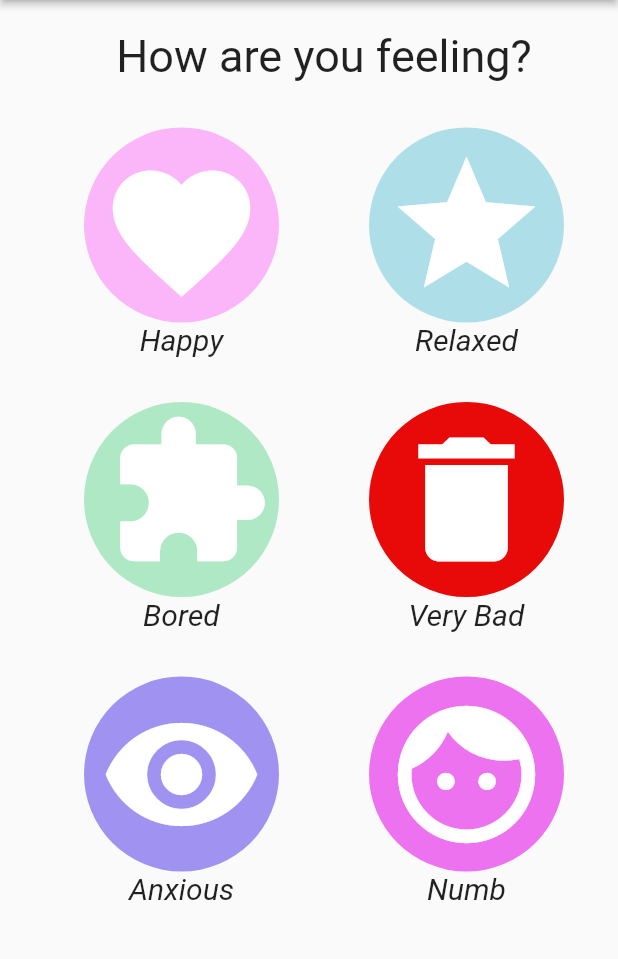
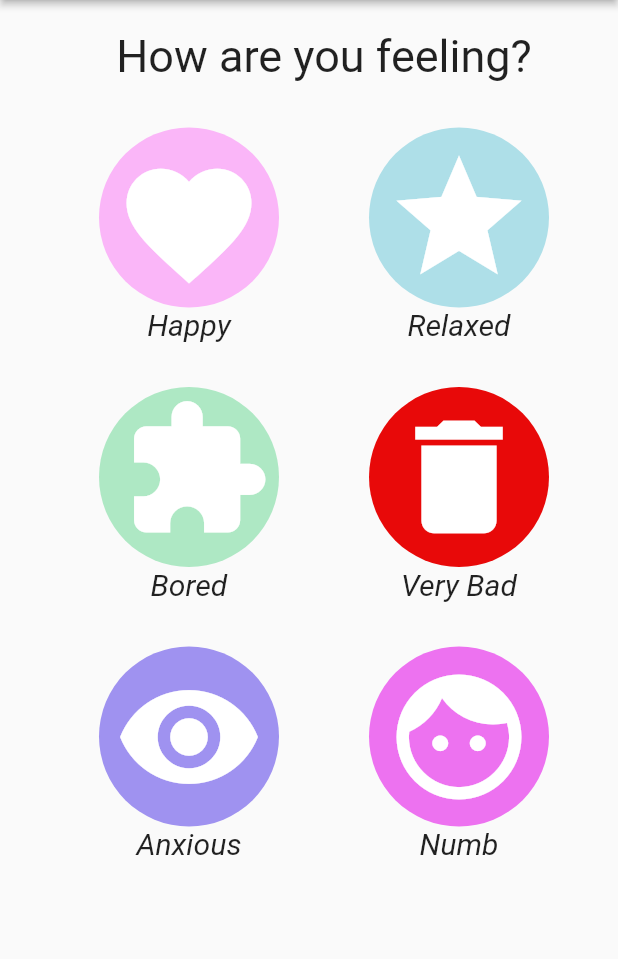
Before and after one commit to rb2750/Healphie, a Flutter app: the screen it shows after launch, on a phone screen of 412 x 824 dp, the part 84-1043 px from its top. Run offline on Flutter 3.47's test engine with Material 2 defaults, Android fonts, the phone set to English and light mode, and no system bars; our stand-ins replace charts_flutter, flutter_local_notifications, shared_preferences.

Commit message:
Finished. Hourly notifications, proper data in graphs. Better main page alignments.

```diff
--- /dev/null
+++ b/lib/emotioncolors.dart
@@ -0,0 +1,8 @@
+class EmotionColors {
+  static int happyColor = 0xFFFAB6F8;
+  static int relaxedColor = 0xFFAEDFE8;
+  static int boredColor = 0xFFAEE8C4;
+  static int veryBadColor = 0xFFE80909;
+  static int anxiousColor = 0xFF9F92F0;
+  static int numbColor = 0xFFED72F0;
+}
--- a/lib/main.dart
+++ b/lib/main.dart
@@ -4,8 +4,11 @@ import 'package:flutter/rendering.dart';
 import 'package:flutter/widgets.dart';
 import 'package:intl/intl.dart';
 import 'package:shared_preferences/shared_preferences.dart';
+import 'dart:async';
+import 'package:flutter_local_notifications/flutter_local_notifications.dart';
 
 import 'charts.dart';
+import 'emotioncolors.dart';
 
 void main() => runApp(MyApp());
 
@@ -29,13 +32,47 @@ class MyHomePage extends StatefulWidget {
 }
 
 class _MyHomePageState extends State<MyHomePage> {
+  FlutterLocalNotificationsPlugin flutterLocalNotificationsPlugin;
+
   String selected;
-
   Widget body;
 
   _MyHomePageState() {
     body = LogHealthFragment(this);
+    flutterLocalNotificationsPlugin = new FlutterLocalNotificationsPlugin();
+
+    scheduleNotifications();
   }
+
+//  @override
+//  initState() {
+//    super.initState();
+//    flutterLocalNotificationsPlugin = new FlutterLocalNotificationsPlugin();
+//
+//    scheduleNotifications();
+//  }
+
+  void scheduleNotifications() async {
+    var initializationSettingsAndroid = new AndroidInitializationSettings("@mipmap/ic_launcher");
+    var initializationSettingsIOS = new IOSInitializationSettings();
+    var androidPlatformChannelSpecifics = new AndroidNotificationDetails('sophie', 'SophieChannel', 'Sophie');
+    var iOSPlatformChannelSpecifics = new IOSNotificationDetails();
+    var platformChannelSpecifics = new NotificationDetails(androidPlatformChannelSpecifics, iOSPlatformChannelSpecifics);
+    flutterLocalNotificationsPlugin.initialize(new InitializationSettings(initializationSettingsAndroid, initializationSettingsIOS) /*, onSelectNotification: onSelectNotification*/);
+    await flutterLocalNotificationsPlugin.periodicallyShow(0, 'Healphie', 'How are you feeling?', RepeatInterval.Hourly, platformChannelSpecifics, payload: 'none');
+  }
+
+//  Future onSelectNotification(String payload) async {
+//    showDialog(
+//      context: context,
+//      builder: (_) {
+//        return new AlertDialog(
+//          title: Text("PayLoad"),
+//          content: Text("Payload : $payload"),
+//        );
+//      },
+//    );
+//  }
 
   @override
   Widget build(BuildContext context) {
@@ -127,12 +164,6 @@ class _MyHomePageState extends State<MyHomePage> {
 }
 
 class LogHealthFragment extends StatelessWidget {
-  int happyColor = 0xFFFAB6F8;
-  int relaxedColor = 0xFFAEDFE8;
-  int boredColor = 0xFFAEE8C4;
-  int veryBadColor = 0xFFE80909;
-  int anxiousColor = 0xFF9F92F0;
-  int numbColor = 0xFFED72F0;
   final _MyHomePageState pageState;
 
   LogHealthFragment(this.pageState);
@@ -148,15 +179,16 @@ class LogHealthFragment extends StatelessWidget {
                 padding: EdgeInsets.fromLTRB(10, 30, 10, 20),
                 child: Wrap(
                   spacing: 60, runSpacing: 30,
+//                crossAxisAlignment: WrapCrossAlignment.stretch,
 //                  mainAxisAlignment: MainAxisAlignment.spaceEvenly,
                   children: <Widget>[
                     Column(
                       children: <Widget>[
                         new Container(
-                            width: 130,
-                            height: 130,
+                            width: 120,
+                            height: 120,
                             decoration: new BoxDecoration(
-                              color: Color(happyColor),
+                              color: Color(EmotionColors.happyColor),
                               shape: BoxShape.circle,
                             ),
                             child: IconButton(
@@ -164,11 +196,11 @@ class LogHealthFragment extends StatelessWidget {
                                 Icons.favorite,
                                 color: Colors.white,
                               ),
-                              iconSize: 110,
+                              iconSize: 100,
                               padding: EdgeInsets.only(top: 10),
                               onPressed: () async {
                                 final prefs = await SharedPreferences.getInstance();
-                                prefs.setInt(new DateFormat("dd-MM-yyyy hh:mm:ss").format(DateTime.now()), happyColor);
+                                prefs.setInt(new DateFormat("dd-MM-yyyy hh:mm:ss").format(DateTime.now()), EmotionColors.happyColor);
                                 pageState.showCharts();
                               },
                             )),
@@ -181,10 +213,10 @@ class LogHealthFragment extends StatelessWidget {
                     Column(
                       children: <Widget>[
                         new Container(
-                            width: 130,
-                            height: 130,
+                            width: 120,
+                            height: 120,
                             decoration: new BoxDecoration(
-                              color: Color(relaxedColor),
+                              color: Color(EmotionColors.relaxedColor),
                               shape: BoxShape.circle,
                             ),
                             child: IconButton(
@@ -193,10 +225,10 @@ class LogHealthFragment extends StatelessWidget {
                                 color: Colors.white,
                               ),
                               padding: EdgeInsets.zero,
-                              iconSize: 110,
+                              iconSize: 100,
                               onPressed: () async {
                                 final prefs = await SharedPreferences.getInstance();
-                                prefs.setInt(new DateFormat("dd-MM-yyyy hh:mm:ss").format(DateTime.now()), relaxedColor);
+                                prefs.setInt(new DateFormat("dd-MM-yyyy hh:mm:ss").format(DateTime.now()), EmotionColors.relaxedColor);
                                 pageState.showCharts();
                               },
                             )),
@@ -209,10 +241,10 @@ class LogHealthFragment extends StatelessWidget {
                     Column(
                       children: <Widget>[
                         new Container(
-                            width: 130,
-                            height: 130,
+                            width: 120,
+                            height: 120,
                             decoration: new BoxDecoration(
-                              color: Color(boredColor),
+                              color: Color(EmotionColors.boredColor),
                               shape: BoxShape.circle,
                             ),
                             child: IconButton(
@@ -221,10 +253,10 @@ class LogHealthFragment extends StatelessWidget {
                                 color: Colors.white,
                               ),
                               padding: EdgeInsets.only(left: 10, bottom: 10),
-                              iconSize: 110,
+                              iconSize: 100,
                               onPressed: () async {
                                 final prefs = await SharedPreferences.getInstance();
-                                prefs.setInt(new DateFormat("dd-MM-yyyy hh:mm:ss").format(DateTime.now()), boredColor);
+                                prefs.setInt(new DateFormat("dd-MM-yyyy hh:mm:ss").format(DateTime.now()), EmotionColors.boredColor);
                                 pageState.showCharts();
                               },
                             )),
@@ -237,10 +269,10 @@ class LogHealthFragment extends StatelessWidget {
                     Column(
                       children: <Widget>[
                         new Container(
-                            width: 130,
-                            height: 130,
+                            width: 120,
+                            height: 120,
                             decoration: new BoxDecoration(
-                              color: Color(veryBadColor),
+                              color: Color(EmotionColors.veryBadColor),
                               shape: BoxShape.circle,
                             ),
                             child: IconButton(
@@ -249,10 +281,10 @@ class LogHealthFragment extends StatelessWidget {
                                 color: Colors.white,
                               ),
                               padding: EdgeInsets.zero,
-                              iconSize: 110,
+                              iconSize: 100,
                               onPressed: () async {
                                 final prefs = await SharedPreferences.getInstance();
-                                prefs.setInt(new DateFormat("dd-MM-yyyy hh:mm:ss").format(DateTime.now()), veryBadColor);
+                                prefs.setInt(new DateFormat("dd-MM-yyyy hh:mm:ss").format(DateTime.now()), EmotionColors.veryBadColor);
                                 pageState.showCharts();
                               },
                             )),
@@ -265,10 +297,10 @@ class LogHealthFragment extends StatelessWidget {
                     Column(
                       children: <Widget>[
                         new Container(
-                            width: 130,
-                            height: 130,
+                            width: 120,
+                            height: 120,
                             decoration: new BoxDecoration(
-                              color: Color(anxiousColor),
+                              color: Color(EmotionColors.anxiousColor),
                               shape: BoxShape.circle,
                             ),
                             child: IconButton(
@@ -277,10 +309,10 @@ class LogHealthFragment extends StatelessWidget {
                                 color: Colors.white,
                               ),
                               padding: EdgeInsets.zero,
-                              iconSize: 110,
+                              iconSize: 100,
                               onPressed: () async {
                                 final prefs = await SharedPreferences.getInstance();
-                                prefs.setInt(new DateFormat("dd-MM-yyyy hh:mm:ss").format(DateTime.now()), anxiousColor);
+                                prefs.setInt(new DateFormat("dd-MM-yyyy hh:mm:ss").format(DateTime.now()), EmotionColors.anxiousColor);
                                 pageState.showCharts();
                               },
                             )),
@@ -293,10 +325,10 @@ class LogHealthFragment extends StatelessWidget {
                     Column(
                       children: <Widget>[
                         new Container(
-                            width: 130,
-                            height: 130,
+                            width: 120,
+                            height: 120,
                             decoration: new BoxDecoration(
-                              color: Color(numbColor),
+                              color: Color(EmotionColors.numbColor),
                               shape: BoxShape.circle,
                             ),
                             child: IconButton(
@@ -305,10 +337,10 @@ class LogHealthFragment extends StatelessWidget {
                                 color: Colors.white,
                               ),
                               padding: EdgeInsets.zero,
-                              iconSize: 110,
+                              iconSize: 100,
                               onPressed: () async {
                                 final prefs = await SharedPreferences.getInstance();
-                                prefs.setInt(new DateFormat("dd-MM-yyyy hh:mm:ss").format(DateTime.now()), numbColor);
+                                prefs.setInt(new DateFormat("dd-MM-yyyy hh:mm:ss").format(DateTime.now()), EmotionColors.numbColor);
                                 pageState.showCharts();
                               },
                             )),
--- a/pubspec.yaml
+++ b/pubspec.yaml
@@ -14,6 +14,7 @@ dependencies:
   cupertino_icons: ^0.1.2
   shared_preferences: ^0.5.4+1
   intl: ^0.16.0
+  flutter_local_notifications: ^0.8.4
 
 dev_dependencies:
   flutter_test:
```
Also changed, not shown: lib/charts.dart (+99 -28 lines), pubspec.lock, 1 other file.
